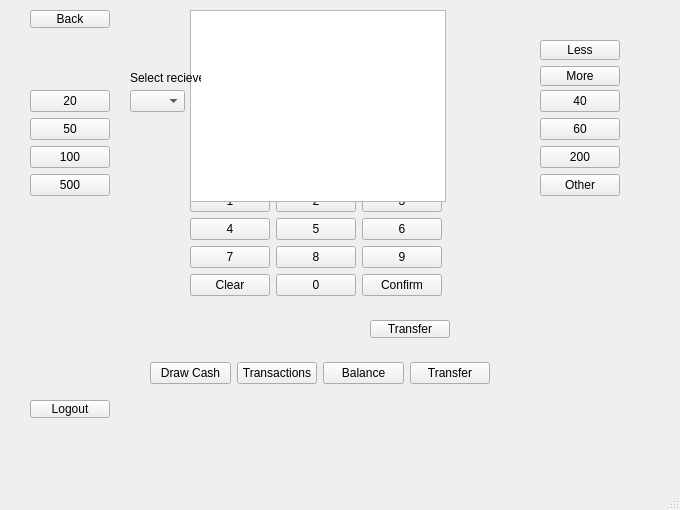
Before: the Qt Designer form bankautomat/mainwindow.ui in banksimul2022/group11, drawn with Qt 5.
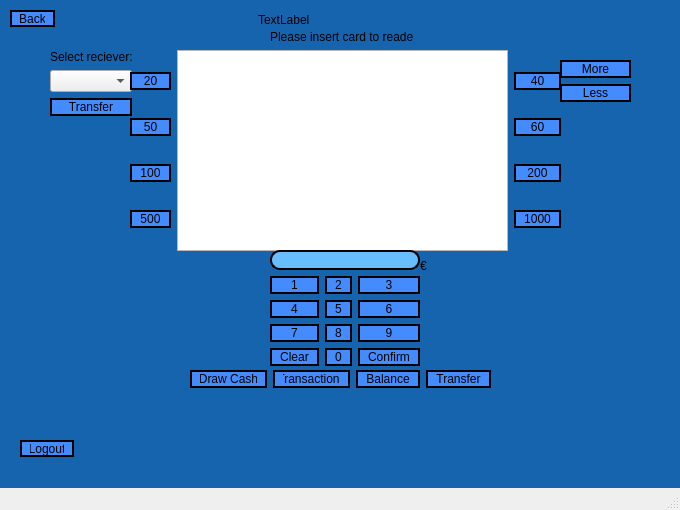
After: the same form once the commit is applied.

```diff
--- a/bankautomat/mainwindow.ui
+++ b/bankautomat/mainwindow.ui
@@ -19,229 +19,75 @@
   <property name="windowTitle">
    <string>MainWindow</string>
   </property>
+  <property name="styleSheet">
+   <string notr="true">#topPanel { background: qlineargradient(spread:pad, x1:0.489136, y1:1, x2:0.46, y2:0, stop:0 rgba(72, 136, 242, 255), stop:1 rgba(166, 221, 255, 255))}
+
+QLabel#logo
+{
+    border-radius: 10px;
+}
+
+QPushButton
+{
+    border: 2px solid black;
+    border-radius: 10px;
+    padding: 0 8px;
+    background:rgb(68, 139, 253);
+}
+
+QPushButton:hover
+{
+    background:rgb(52, 109, 193);
+}
+
+QLineEdit
+{
+    border: 2px solid black;
+    border-radius: 10px;
+    padding: 0 8px;
+    background:rgb(104, 189, 253);
+}
+
+#centralwidget
+{
+    background: rgb(22, 100, 174)
+}
+
+*
+{
+    font: 10pt &quot;Bahnschrift&quot;;
+}
+
+/* Done by Esa Salminen */
+
+MessageLabel  {
+	font: 12pt &quot;Bahnchrift&quot;;
+}</string>
+  </property>
   <widget class="QWidget" name="centralwidget">
    <widget class="QLabel" name="MessageLabel">
     <property name="geometry">
      <rect>
-      <x>190</x>
-      <y>50</y>
-      <width>251</width>
-      <height>51</height>
+      <x>270</x>
+      <y>30</y>
+      <width>143</width>
+      <height>14</height>
      </rect>
     </property>
     <property name="text">
      <string>Please insert card to reader</string>
     </property>
    </widget>
-   <widget class="QLineEdit" name="DisplaySum">
-    <property name="geometry">
-     <rect>
-      <x>250</x>
-      <y>90</y>
-      <width>113</width>
-      <height>24</height>
-     </rect>
-    </property>
-   </widget>
-   <widget class="QWidget" name="layoutWidget_2">
+   <widget class="QWidget" name="layoutWidget">
     <property name="geometry">
      <rect>
       <x>190</x>
-      <y>190</y>
-      <width>254</width>
-      <height>161</height>
-     </rect>
-    </property>
-    <layout class="QGridLayout" name="NumberInput_2">
-     <property name="sizeConstraint">
-      <enum>QLayout::SetFixedSize</enum>
-     </property>
-     <item row="4" column="1">
-      <widget class="QPushButton" name="number0">
-       <property name="text">
-        <string>0</string>
-       </property>
-      </widget>
-     </item>
-     <item row="2" column="1">
-      <widget class="QPushButton" name="number5">
-       <property name="text">
-        <string>5</string>
-       </property>
-      </widget>
-     </item>
-     <item row="3" column="2">
-      <widget class="QPushButton" name="number9">
-       <property name="text">
-        <string>9</string>
-       </property>
-      </widget>
-     </item>
-     <item row="3" column="1">
-      <widget class="QPushButton" name="number8">
-       <property name="text">
-        <string>8</string>
-       </property>
-      </widget>
-     </item>
-     <item row="4" column="2">
-      <widget class="QPushButton" name="confirmButton">
-       <property name="text">
-        <string>Confirm</string>
-       </property>
-      </widget>
-     </item>
-     <item row="2" column="0">
-      <widget class="QPushButton" name="number4">
-       <property name="text">
-        <string>4</string>
-       </property>
-      </widget>
-     </item>
-     <item row="4" column="0">
-      <widget class="QPushButton" name="clearButton">
-       <property name="text">
-        <string>Clear</string>
-       </property>
-      </widget>
-     </item>
-     <item row="3" column="0">
-      <widget class="QPushButton" name="number7">
-       <property name="text">
-        <string>7</string>
-       </property>
-      </widget>
-     </item>
-     <item row="2" column="2">
-      <widget class="QPushButton" name="number6">
-       <property name="text">
-        <string>6</string>
-       </property>
-      </widget>
-     </item>
-     <item row="1" column="1">
-      <widget class="QPushButton" name="number2">
-       <property name="text">
-        <string>2</string>
-       </property>
-      </widget>
-     </item>
-     <item row="1" column="2">
-      <widget class="QPushButton" name="number3">
-       <property name="text">
-        <string>3</string>
-       </property>
-      </widget>
-     </item>
-     <item row="1" column="0">
-      <widget class="QPushButton" name="number1">
-       <property name="text">
-        <string>1</string>
-       </property>
-      </widget>
-     </item>
-    </layout>
-   </widget>
-   <widget class="QWidget" name="layoutWidget">
-    <property name="geometry">
-     <rect>
-      <x>30</x>
-      <y>90</y>
-      <width>88</width>
-      <height>251</height>
-     </rect>
-    </property>
-    <layout class="QFormLayout" name="Withdraw1">
-     <item row="0" column="0">
-      <widget class="QPushButton" name="draw20">
-       <property name="enabled">
-        <bool>true</bool>
-       </property>
-       <property name="text">
-        <string>20</string>
-       </property>
-      </widget>
-     </item>
-     <item row="1" column="0">
-      <widget class="QPushButton" name="draw50">
-       <property name="text">
-        <string>50</string>
-       </property>
-      </widget>
-     </item>
-     <item row="2" column="0">
-      <widget class="QPushButton" name="draw100">
-       <property name="text">
-        <string>100</string>
-       </property>
-      </widget>
-     </item>
-     <item row="3" column="0">
-      <widget class="QPushButton" name="draw500">
-       <property name="text">
-        <string>500</string>
-       </property>
-      </widget>
-     </item>
-    </layout>
-   </widget>
-   <widget class="QWidget" name="layoutWidget">
-    <property name="geometry">
-     <rect>
-      <x>540</x>
-      <y>90</y>
-      <width>88</width>
-      <height>251</height>
-     </rect>
-    </property>
-    <layout class="QFormLayout" name="Withdraw2">
-     <item row="0" column="0">
-      <widget class="QPushButton" name="draw40">
-       <property name="text">
-        <string>40</string>
-       </property>
-      </widget>
-     </item>
-     <item row="1" column="0">
-      <widget class="QPushButton" name="draw60">
-       <property name="text">
-        <string>60</string>
-       </property>
-      </widget>
-     </item>
-     <item row="2" column="0">
-      <widget class="QPushButton" name="draw200">
-       <property name="text">
-        <string>200</string>
-       </property>
-      </widget>
-     </item>
-     <item row="3" column="0">
-      <widget class="QPushButton" name="amountOther">
-       <property name="text">
-        <string>Other</string>
-       </property>
-      </widget>
-     </item>
-    </layout>
-   </widget>
-   <widget class="QWidget" name="layoutWidget">
-    <property name="geometry">
-     <rect>
-      <x>150</x>
-      <y>360</y>
-      <width>340</width>
-      <height>26</height>
+      <y>370</y>
+      <width>301</width>
+      <height>19</height>
      </rect>
     </property>
     <layout class="QGridLayout" name="gridLayout">
-     <item row="0" column="0">
-      <widget class="QPushButton" name="drawCashButton">
-       <property name="text">
-        <string>Draw Cash</string>
-       </property>
-      </widget>
-     </item>
      <item row="0" column="1">
       <widget class="QPushButton" name="transactionsButton">
        <property name="text">
@@ -249,6 +95,20 @@
        </property>
       </widget>
      </item>
+     <item row="0" column="3">
+      <widget class="QPushButton" name="transferButton">
+       <property name="text">
+        <string>Transfer</string>
+       </property>
+      </widget>
+     </item>
+     <item row="0" column="0">
+      <widget class="QPushButton" name="drawCashButton">
+       <property name="text">
+        <string>Draw Cash</string>
+       </property>
+      </widget>
+     </item>
      <item row="0" column="2">
       <widget class="QPushButton" name="balanceButton">
        <property name="text">
@@ -256,113 +116,309 @@
        </property>
       </widget>
      </item>
-     <item row="0" column="3">
-      <widget class="QPushButton" name="transferButton">
-       <property name="text">
-        <string>Transfer</string>
-       </property>
-      </widget>
-     </item>
-    </layout>
-   </widget>
-   <widget class="QWidget" name="layoutWidget">
-    <property name="geometry">
-     <rect>
-      <x>540</x>
-      <y>40</y>
-      <width>86</width>
-      <height>46</height>
-     </rect>
-    </property>
-    <layout class="QFormLayout" name="formLayout">
-     <item row="2" column="0">
-      <widget class="QPushButton" name="transactionMore">
-       <property name="text">
-        <string>More</string>
-       </property>
-      </widget>
-     </item>
-     <item row="1" column="0">
-      <widget class="QPushButton" name="transactionLess">
-       <property name="text">
-        <string>Less</string>
-       </property>
-      </widget>
-     </item>
     </layout>
    </widget>
    <widget class="QPushButton" name="backButton">
     <property name="geometry">
      <rect>
-      <x>30</x>
+      <x>10</x>
       <y>10</y>
-      <width>80</width>
-      <height>18</height>
+      <width>45</width>
+      <height>17</height>
      </rect>
     </property>
     <property name="text">
      <string>Back</string>
     </property>
    </widget>
-   <widget class="QTableWidget" name="tableWidget">
-    <property name="geometry">
-     <rect>
-      <x>190</x>
-      <y>10</y>
-      <width>256</width>
-      <height>192</height>
-     </rect>
-    </property>
-   </widget>
-   <widget class="QComboBox" name="recieverAddress">
-    <property name="geometry">
-     <rect>
-      <x>130</x>
-      <y>90</y>
-      <width>55</width>
-      <height>22</height>
-     </rect>
-    </property>
-   </widget>
-   <widget class="QLabel" name="recieverLabel">
-    <property name="geometry">
-     <rect>
-      <x>130</x>
-      <y>70</y>
-      <width>71</width>
-      <height>16</height>
-     </rect>
-    </property>
-    <property name="text">
-     <string>Select reciever:</string>
-    </property>
-   </widget>
    <widget class="QPushButton" name="logoutButton">
     <property name="geometry">
      <rect>
-      <x>30</x>
-      <y>400</y>
-      <width>80</width>
-      <height>18</height>
+      <x>20</x>
+      <y>440</y>
+      <width>54</width>
+      <height>17</height>
      </rect>
     </property>
     <property name="text">
      <string>Logout</string>
     </property>
    </widget>
-   <widget class="QPushButton" name="transferConfirm">
+   <widget class="QLabel" name="currency">
     <property name="geometry">
      <rect>
-      <x>370</x>
-      <y>320</y>
-      <width>80</width>
-      <height>18</height>
+      <x>420</x>
+      <y>250</y>
+      <width>31</width>
+      <height>31</height>
      </rect>
     </property>
     <property name="text">
-     <string>Transfer</string>
+     <string>€</string>
     </property>
    </widget>
+   <widget class="QLabel" name="greetingLabel">
+    <property name="geometry">
+     <rect>
+      <x>258</x>
+      <y>10</y>
+      <width>171</width>
+      <height>20</height>
+     </rect>
+    </property>
+    <property name="text">
+     <string>TextLabel</string>
+    </property>
+   </widget>
+   <widget class="QWidget" name="">
+    <property name="geometry">
+     <rect>
+      <x>560</x>
+      <y>50</y>
+      <width>71</width>
+      <height>61</height>
+     </rect>
+    </property>
+    <layout class="QVBoxLayout" name="verticalLayout_8">
+     <item alignment="Qt::AlignBottom">
+      <widget class="QPushButton" name="transactionMore">
+       <property name="text">
+        <string>More</string>
+       </property>
+      </widget>
+     </item>
+     <item alignment="Qt::AlignTop">
+      <widget class="QPushButton" name="transactionLess">
+       <property name="text">
+        <string>Less</string>
+       </property>
+      </widget>
+     </item>
+    </layout>
+   </widget>
+   <widget class="QWidget" name="">
+    <property name="geometry">
+     <rect>
+      <x>50</x>
+      <y>50</y>
+      <width>82</width>
+      <height>66</height>
+     </rect>
+    </property>
+    <layout class="QVBoxLayout" name="verticalLayout_6">
+     <item alignment="Qt::AlignBottom">
+      <widget class="QLabel" name="recieverLabel">
+       <property name="minimumSize">
+        <size>
+         <width>78</width>
+         <height>0</height>
+        </size>
+       </property>
+       <property name="text">
+        <string>Select reciever:</string>
+       </property>
+      </widget>
+     </item>
+     <item>
+      <widget class="QComboBox" name="recieverAddress"/>
+     </item>
+     <item>
+      <widget class="QPushButton" name="transferConfirm">
+       <property name="text">
+        <string>Transfer</string>
+       </property>
+      </widget>
+     </item>
+    </layout>
+   </widget>
+   <widget class="QWidget" name="">
+    <property name="geometry">
+     <rect>
+      <x>130</x>
+      <y>50</y>
+      <width>431</width>
+      <height>201</height>
+     </rect>
+    </property>
+    <layout class="QHBoxLayout" name="horizontalLayout">
+     <item>
+      <layout class="QGridLayout" name="gridLayout_5">
+       <item row="3" column="0">
+        <widget class="QPushButton" name="draw100">
+         <property name="text">
+          <string>100</string>
+         </property>
+        </widget>
+       </item>
+       <item row="4" column="0">
+        <widget class="QPushButton" name="draw500">
+         <property name="text">
+          <string>500</string>
+         </property>
+        </widget>
+       </item>
+       <item row="0" column="0">
+        <widget class="QPushButton" name="draw20">
+         <property name="enabled">
+          <bool>true</bool>
+         </property>
+         <property name="text">
+          <string>20</string>
+         </property>
+        </widget>
+       </item>
+       <item row="1" column="0">
+        <widget class="QPushButton" name="draw50">
+         <property name="text">
+          <string>50</string>
+         </property>
+        </widget>
+       </item>
+      </layout>
+     </item>
+     <item>
+      <widget class="QTableWidget" name="tableWidget"/>
+     </item>
+     <item>
+      <layout class="QGridLayout" name="gridLayout_4">
+       <item row="0" column="0">
+        <widget class="QPushButton" name="draw40">
+         <property name="text">
+          <string>40</string>
+         </property>
+        </widget>
+       </item>
+       <item row="1" column="0">
+        <widget class="QPushButton" name="draw60">
+         <property name="text">
+          <string>60</string>
+         </property>
+        </widget>
+       </item>
+       <item row="2" column="0">
+        <widget class="QPushButton" name="draw200">
+         <property name="text">
+          <string>200</string>
+         </property>
+        </widget>
+       </item>
+       <item row="3" column="0">
+        <widget class="QPushButton" name="amountOther">
+         <property name="text">
+          <string>1000</string>
+         </property>
+        </widget>
+       </item>
+      </layout>
+     </item>
+    </layout>
+   </widget>
+   <widget class="QWidget" name="">
+    <property name="geometry">
+     <rect>
+      <x>270</x>
+      <y>250</y>
+      <width>150</width>
+      <height>116</height>
+     </rect>
+    </property>
+    <layout class="QVBoxLayout" name="verticalLayout">
+     <item>
+      <widget class="QLineEdit" name="DisplaySum"/>
+     </item>
+     <item>
+      <layout class="QGridLayout" name="NumberInput_2">
+       <property name="sizeConstraint">
+        <enum>QLayout::SetFixedSize</enum>
+       </property>
+       <item row="2" column="0">
+        <widget class="QPushButton" name="number4">
+         <property name="text">
+          <string>4</string>
+         </property>
+        </widget>
+       </item>
+       <item row="2" column="1">
+        <widget class="QPushButton" name="number5">
+         <property name="text">
+          <string>5</string>
+         </property>
+        </widget>
+       </item>
+       <item row="3" column="2">
+        <widget class="QPushButton" name="number9">
+         <property name="text">
+          <string>9</string>
+         </property>
+        </widget>
+       </item>
+       <item row="4" column="2">
+        <widget class="QPushButton" name="confirmButton">
+         <property name="text">
+          <string>Confirm</string>
+         </property>
+        </widget>
+       </item>
+       <item row="4" column="0">
+        <widget class="QPushButton" name="clearButton">
+         <property name="text">
+          <string>Clear</string>
+         </property>
+        </widget>
+       </item>
+       <item row="2" column="2">
+        <widget class="QPushButton" name="number6">
+         <property name="text">
+          <string>6</string>
+         </property>
+        </widget>
+       </item>
+       <item row="4" column="1">
+        <widget class="QPushButton" name="number0">
+         <property name="text">
+          <string>0</string>
+         </property>
+        </widget>
+       </item>
+       <item row="1" column="0">
+        <widget class="QPushButton" name="number1">
+         <property name="text">
+          <string>1</string>
+         </property>
+        </widget>
+       </item>
+       <item row="3" column="1">
+        <widget class="QPushButton" name="number8">
+         <property name="text">
+          <string>8</string>
+         </property>
+        </widget>
+       </item>
+       <item row="3" column="0">
+        <widget class="QPushButton" name="number7">
+         <property name="text">
+          <string>7</string>
+         </property>
+        </widget>
+       </item>
+       <item row="1" column="2">
+        <widget class="QPushButton" name="number3">
+         <property name="text">
+          <string>3</string>
+         </property>
+        </widget>
+       </item>
+       <item row="1" column="1">
+        <widget class="QPushButton" name="number2">
+         <property name="text">
+          <string>2</string>
+         </property>
+        </widget>
+       </item>
+      </layout>
+     </item>
+    </layout>
+   </widget>
   </widget>
   <widget class="QMenuBar" name="menubar">
    <property name="geometry">
@@ -370,7 +426,7 @@
      <x>0</x>
      <y>0</y>
      <width>680</width>
-     <height>17</height>
+     <height>18</height>
     </rect>
    </property>
   </widget>
```
